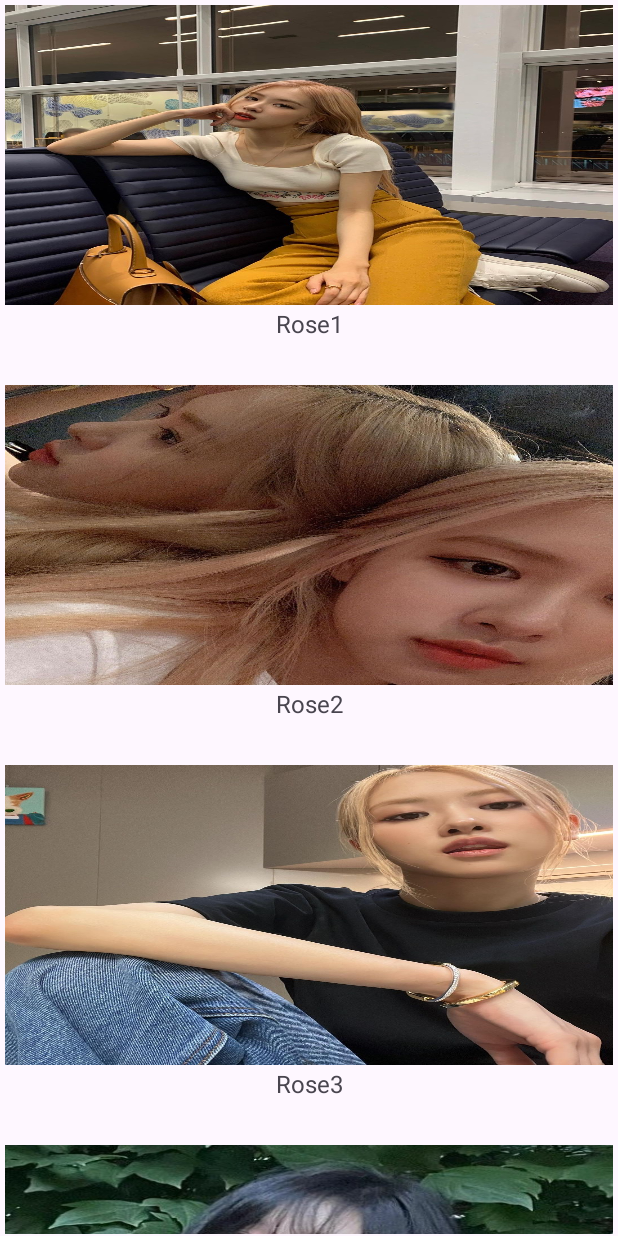
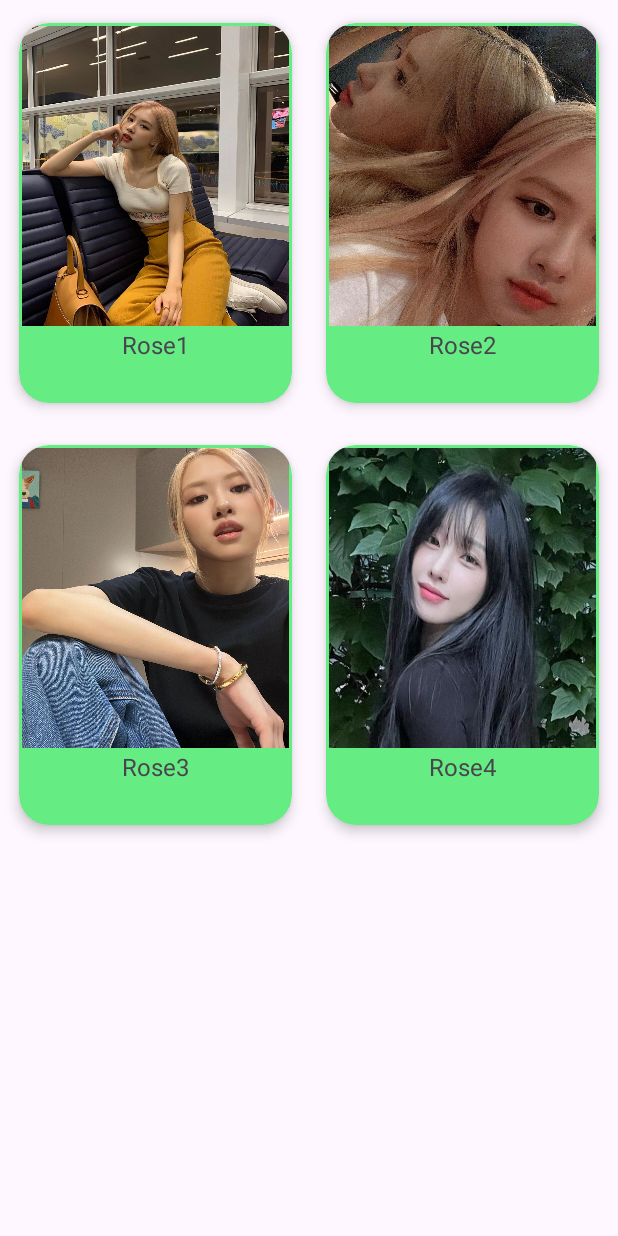
Before and after one commit to hatuhuy1398/63133302-AndroidProgramming, an Android app: the screen it shows after launch (MainActivity), on a phone screen of 412 x 824 dp. Run offline under Robolectric (Android 15) with nearby library versions, the phone set to English and light mode, and no system bars.

Commit message:
recycle view android with onclick, layout, cardview item

```diff
--- a/UsingRecycleView/app/src/main/java/hatuhuy1398/usingrecycleview/LandScapeAdapter.java
+++ b/UsingRecycleView/app/src/main/java/hatuhuy1398/usingrecycleview/LandScapeAdapter.java
@@ -8,6 +8,8 @@ import androidx.recyclerview.widget.RecyclerView;
 import java.util.ArrayList;
 import android.content.Context;
 import android.view.LayoutInflater;
+import android.widget.Toast;
+
 public class LandScapeAdapter extends RecyclerView.Adapter<LandScapeAdapter.ItemLandHolder>{
     Context context;
     ArrayList<LandScape> lstData;
@@ -47,13 +49,29 @@ public class LandScapeAdapter extends RecyclerView.Adapter<LandScapeAdapter.Item
         return lstData.size();
     }
 
-    class ItemLandHolder extends RecyclerView.ViewHolder {
+    class ItemLandHolder extends RecyclerView.ViewHolder implements View.OnClickListener {
         TextView tvCaption;
         ImageView ivLandscape;
         public ItemLandHolder (@NonNull View itemView) {
             super(itemView);
             tvCaption = itemView.findViewById(R.id.textViewCaption);
             ivLandscape = itemView.findViewById(R.id.imageViewLand);
+            itemView.setOnClickListener(this);
+
+        }
+
+        @Override
+        public void onClick(View v) {
+            //code o day
+            int position = getAdapterPosition();
+            LandScape phanTuDuocChon = lstData.get(position);
+            //boc thong tin
+            String ten = phanTuDuocChon.getLandCaption();
+            String tenFile= phanTuDuocChon.getLandImageFileName();
+
+            //toast ten
+            String chuoiThongBao = "Ban vua click vao: " + ten;
+            Toast.makeText(context, chuoiThongBao, Toast.LENGTH_SHORT).show();
 
         }
     }
--- a/UsingRecycleView/app/src/main/java/hatuhuy1398/usingrecycleview/MainActivity.java
+++ b/UsingRecycleView/app/src/main/java/hatuhuy1398/usingrecycleview/MainActivity.java
@@ -11,6 +11,7 @@ import androidx.core.view.WindowInsetsCompat;
 import java.util.ArrayList;
 import androidx.recyclerview.widget.RecyclerView;
 import androidx.recyclerview.widget.LinearLayoutManager;
+import androidx.recyclerview.widget.GridLayoutManager;
 
 public class MainActivity extends AppCompatActivity {
     LandScapeAdapter landScapeAdapter;
@@ -26,9 +27,15 @@ public class MainActivity extends AppCompatActivity {
         recyclerViewDatas = getDatForaRecyclerView();
         //4
         recyclerViewLandScape = findViewById(R.id.recycleLand);
-        //5
-        RecyclerView.LayoutManager layoutManager = new LinearLayoutManager(this);
-        recyclerViewLandScape.setLayoutManager(layoutManager);
+//        //5 vertical
+//        RecyclerView.LayoutManager layoutManager = new LinearLayoutManager(this);
+//        recyclerViewLandScape.setLayoutManager(layoutManager);
+        //5 horizontal
+        RecyclerView.LayoutManager layoutLinearHorizontal = new LinearLayoutManager(this, LinearLayoutManager.HORIZONTAL, false);
+        recyclerViewLandScape.setLayoutManager(layoutLinearHorizontal);
+        //5 grid
+         RecyclerView.LayoutManager layoutGrid = new GridLayoutManager(this, 2);
+        recyclerViewLandScape.setLayoutManager(layoutGrid);
         //6
         landScapeAdapter = new LandScapeAdapter(this, recyclerViewDatas);
         //7
--- a/UsingRecycleView/app/src/main/res/layout/item_land.xml
+++ b/UsingRecycleView/app/src/main/res/layout/item_land.xml
@@ -2,6 +2,22 @@
 <androidx.constraintlayout.widget.ConstraintLayout xmlns:android="http://schemas.android.com/apk/res/android"
     xmlns:app="http://schemas.android.com/apk/res-auto"
     xmlns:tools="http://schemas.android.com/tools"
+    android:layout_width="match_parent"
+    android:layout_height="wrap_content">
+
+    <androidx.cardview.widget.CardView
+        android:layout_width="match_parent"
+        android:layout_height="wrap_content"
+        app:cardBackgroundColor="#65ED83"
+        app:cardCornerRadius="20dp"
+        app:cardElevation="5dp"
+        app:cardUseCompatPadding="true"
+        app:layout_constraintBottom_toBottomOf="parent"
+        app:layout_constraintEnd_toEndOf="parent"
+        app:layout_constraintStart_toStartOf="parent"
+        app:layout_constraintTop_toTopOf="parent">
+
+        <androidx.constraintlayout.widget.ConstraintLayout
             android:layout_width="match_parent"
             android:layout_height="wrap_content">
 
@@ -32,5 +48,8 @@
                 app:layout_constraintEnd_toEndOf="parent"
                 app:layout_constraintStart_toStartOf="parent"
                 app:layout_constraintTop_toBottomOf="@+id/imageViewLand" />
+        </androidx.constraintlayout.widget.ConstraintLayout>
+
+    </androidx.cardview.widget.CardView>
 
 </androidx.constraintlayout.widget.ConstraintLayout>
```
Lines whose indentation alone changed are shown as unchanged.
